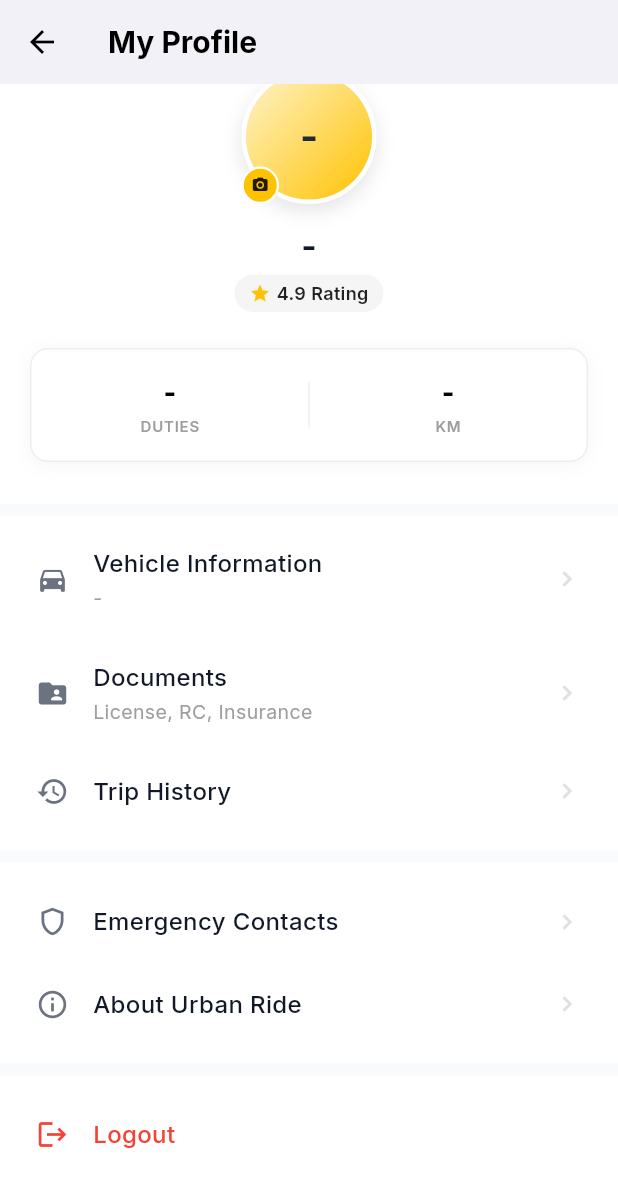
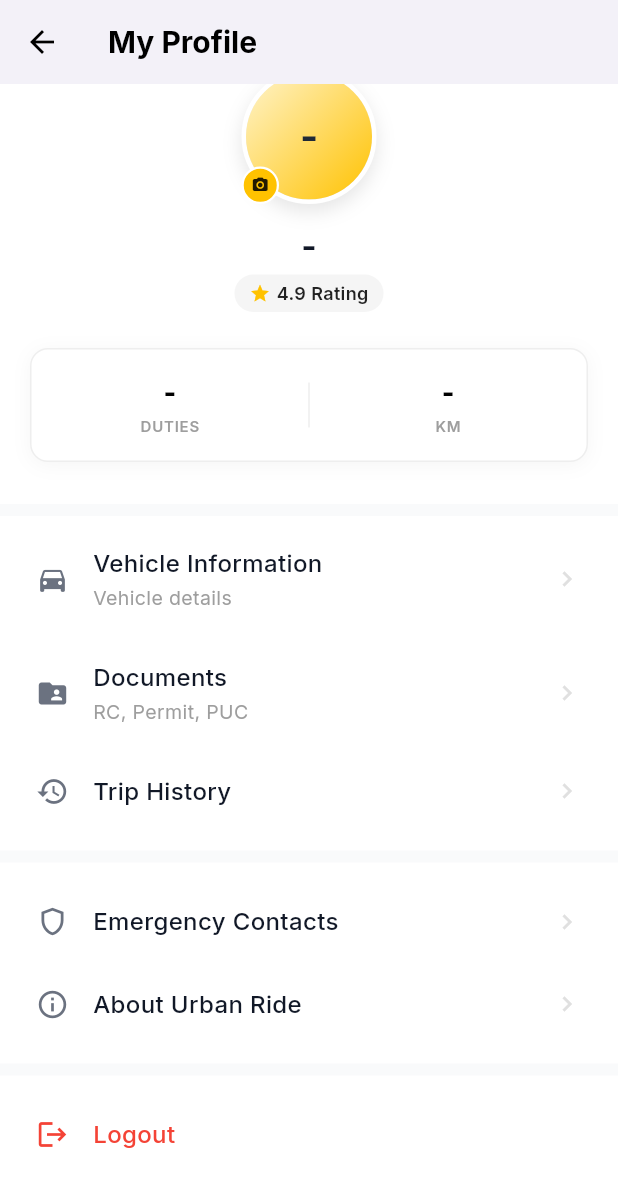
Before and after one commit to spurtidesai83-lgtm/urban_ride_driver_new, a Flutter app: the DriverProfileScreen screen opened directly, scrolled down 150 dp, on a phone screen of 412 x 824 dp. Shown: the top 1187 px of the screen. Run offline on Flutter 3.47's test engine with Material 3 defaults, Android fonts, the phone set to English and light mode, and no system bars; our stand-ins replace flutter_local_notifications, flutter_riverpod, geolocator, google_fonts, google_maps_flutter, image_picker and 3 more; accounts and stored records are empty; network calls fail.

Commit message:
document integration

```diff
--- a/lib/features/profile/data/models/document_verification_model.dart
+++ b/lib/features/profile/data/models/document_verification_model.dart
@@ -1,5 +1,5 @@
 class DocumentVerificationModel {
-  final String documentType; // 'RC', 'POC', 'Permit'
+  final String documentType; // 'RC', 'PUC', 'Permit'
   final bool isVerified;
   final String? expiryDate; // ISO 8601 format
   final String? documentNumber;
@@ -43,8 +43,10 @@
     switch (documentType.toUpperCase()) {
       case 'RC':
         return 'Registration Certificate (RC)';
+      case 'PUC':
+        return 'Pollution Certificate (PUC)';
       case 'POC':
-        return 'Pollution Certificate (POC)';
+        return 'Pollution Certificate (PUC)';
       case 'PERMIT':
         return 'Permit';
       default:
@@ -132,7 +134,7 @@
 
       if (type == 'RC') {
         rc = docModel;
-      } else if (type == 'POC') {
+      } else if (type == 'POC' || type == 'PUC') {
         poc = docModel;
       } else if (type == 'PERMIT') {
         permit = docModel;
--- a/lib/features/profile/data/repositories/document_verification_repository.dart
+++ b/lib/features/profile/data/repositories/document_verification_repository.dart
@@ -64,7 +64,7 @@
     );
 
     final poc = buildDoc(
-      type: 'POC',
+      type: 'PUC',
       number: payload['pucNumber']?.toString(),
       expiry: payload['pucExpiryDate']?.toString(),
     );
--- a/lib/features/profile/presentation/screens/driver_profile_screen.dart
+++ b/lib/features/profile/presentation/screens/driver_profile_screen.dart
@@ -681,20 +681,27 @@
   }
 
   Widget _buildMenuOptions(BuildContext context, ProfileModel profile, WidgetRef ref) {
+    final vehicleAsync = ref.watch(vehicleProvider);
+    final profileVehicleModel = (profile.vehicleModel ?? '').trim();
+    final vehicleSubtitle = vehicleAsync.maybeWhen(
+      data: (vehicle) => vehicle.model.trim().isNotEmpty ? vehicle.model.trim() : 'Vehicle details',
+      orElse: () => profileVehicleModel.isNotEmpty ? profileVehicleModel : 'Vehicle details',
+    );
+
     return Column(
       children: [
         _buildListTile(
           context,
           icon: Icons.directions_car,
           title: 'Vehicle Information',
-          subtitle: profile.vehicleModel ?? '-',
+          subtitle: vehicleSubtitle,
           onTap: () => _showVehicleDetails(context, profile),
         ),
         _buildListTile(
           context,
           icon: Icons.folder_shared,
           title: 'Documents',
-          subtitle: 'License, RC, Insurance',
+          subtitle: 'RC, Permit, PUC',
           onTap: () {
             Navigator.push(
               context,
--- a/lib/features/profile/presentation/screens/vehicle_documents_screen.dart
+++ b/lib/features/profile/presentation/screens/vehicle_documents_screen.dart
@@ -32,7 +32,7 @@
           IconButton(
             icon: const Icon(Icons.refresh, color: Colors.black),
             onPressed: () {
-              ref.refresh(documentVerificationProvider);
+              final _ = ref.refresh(documentVerificationProvider);
             },
           ),
         ],
@@ -91,7 +91,7 @@
                 ),
               ),
               onPressed: () {
-                ref.refresh(documentVerificationProvider);
+                final _ = ref.refresh(documentVerificationProvider);
               },
               child: Text(
                 'Retry',
```
Also changed, not shown: lib/features/activity/presentation/providers/pickup_provider.dart (+97 -0 lines).
